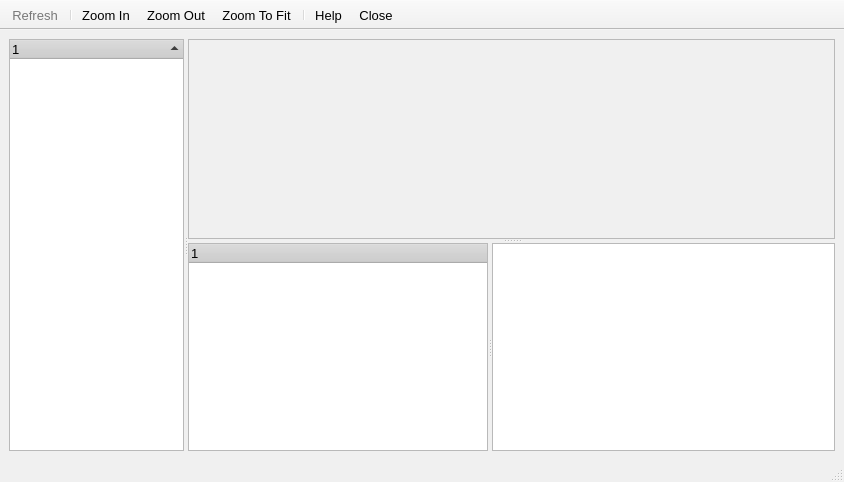
Above: src/gui/network/netviewer.ui from a-ilin/vidalia before the change. Below: the same form after it.
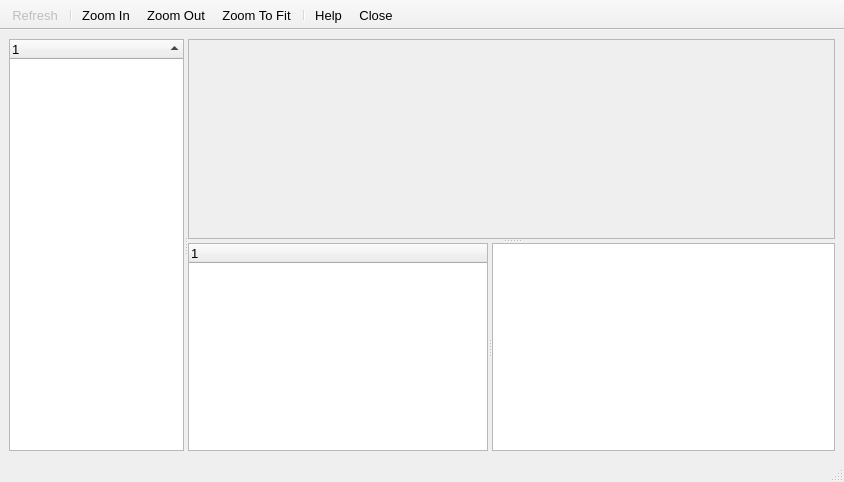
That is the form after the change. Icons and pictures are not drawn. Custom widgets are drawn as their Qt base class.

Commit message:
Remove the custom palette settings in all .ui files.
svn:r1925

Diff of the .ui file:
```diff
--- a/src/gui/network/netviewer.ui
+++ b/src/gui/network/netviewer.ui
@@ -20,271 +20,6 @@
     <verstretch>0</verstretch>
    </sizepolicy>
   </property>
-  <property name="palette" >
-   <palette>
-    <active>
-     <color>
-      <red>0</red>
-      <green>0</green>
-      <blue>0</blue>
-     </color>
-     <color>
-      <red>208</red>
-      <green>208</green>
-      <blue>208</blue>
-     </color>
-     <color>
-      <red>255</red>
-      <green>255</green>
-      <blue>255</blue>
-     </color>
-     <color>
-      <red>247</red>
-      <green>247</green>
-      <blue>247</blue>
-     </color>
-     <color>
-      <red>120</red>
-      <green>120</green>
-      <blue>120</blue>
-     </color>
-     <color>
-      <red>160</red>
-      <green>160</green>
-      <blue>160</blue>
-     </color>
-     <color>
-      <red>0</red>
-      <green>0</green>
-      <blue>0</blue>
-     </color>
-     <color>
-      <red>255</red>
-      <green>255</green>
-      <blue>255</blue>
-     </color>
-     <color>
-      <red>0</red>
-      <green>0</green>
-      <blue>0</blue>
-     </color>
-     <color>
-      <red>255</red>
-      <green>255</green>
-      <blue>255</blue>
-     </color>
-     <color>
-      <red>240</red>
-      <green>240</green>
-      <blue>240</blue>
-     </color>
-     <color>
-      <red>0</red>
-      <green>0</green>
-      <blue>0</blue>
-     </color>
-     <color>
-      <red>0</red>
-      <green>0</green>
-      <blue>128</blue>
-     </color>
-     <color>
-      <red>255</red>
-      <green>255</green>
-      <blue>255</blue>
-     </color>
-     <color>
-      <red>0</red>
-      <green>0</green>
-      <blue>255</blue>
-     </color>
-     <color>
-      <red>255</red>
-      <green>0</green>
-      <blue>255</blue>
-     </color>
-     <color>
-      <red>247</red>
-      <green>247</green>
-      <blue>247</blue>
-     </color>
-    </active>
-    <inactive>
-     <color>
-      <red>0</red>
-      <green>0</green>
-      <blue>0</blue>
-     </color>
-     <color>
-      <red>208</red>
-      <green>208</green>
-      <blue>208</blue>
-     </color>
-     <color>
-      <red>255</red>
-      <green>255</green>
-      <blue>255</blue>
-     </color>
-     <color>
-      <red>247</red>
-      <green>247</green>
-      <blue>247</blue>
-     </color>
-     <color>
-      <red>120</red>
-      <green>120</green>
-      <blue>120</blue>
-     </color>
-     <color>
-      <red>160</red>
-      <green>160</green>
-      <blue>160</blue>
-     </color>
-     <color>
-      <red>0</red>
-      <green>0</green>
-      <blue>0</blue>
-     </color>
-     <color>
-      <red>255</red>
-      <green>255</green>
-      <blue>255</blue>
-     </color>
-     <color>
-      <red>0</red>
-      <green>0</green>
-      <blue>0</blue>
-     </color>
-     <color>
-      <red>255</red>
-      <green>255</green>
-      <blue>255</blue>
-     </color>
-     <color>
-      <red>240</red>
-      <green>240</green>
-      <blue>240</blue>
-     </color>
-     <color>
-      <red>0</red>
-      <green>0</green>
-      <blue>0</blue>
-     </color>
-     <color>
-      <red>192</red>
-      <green>192</green>
-      <blue>192</blue>
-     </color>
-     <color>
-      <red>0</red>
-      <green>0</green>
-      <blue>0</blue>
-     </color>
-     <color>
-      <red>0</red>
-      <green>0</green>
-      <blue>255</blue>
-     </color>
-     <color>
-      <red>255</red>
-      <green>0</green>
-      <blue>255</blue>
-     </color>
-     <color>
-      <red>247</red>
-      <green>247</green>
-      <blue>247</blue>
-     </color>
-    </inactive>
-    <disabled>
-     <color>
-      <red>120</red>
-      <green>120</green>
-      <blue>120</blue>
-     </color>
-     <color>
-      <red>208</red>
-      <green>208</green>
-      <blue>208</blue>
-     </color>
-     <color>
-      <red>255</red>
-      <green>255</green>
-      <blue>255</blue>
-     </color>
-     <color>
-      <red>247</red>
-      <green>247</green>
-      <blue>247</blue>
-     </color>
-     <color>
-      <red>120</red>
-      <green>120</green>
-      <blue>120</blue>
-     </color>
-     <color>
-      <red>160</red>
-      <green>160</green>
-      <blue>160</blue>
-     </color>
-     <color>
-      <red>120</red>
-      <green>120</green>
-      <blue>120</blue>
-     </color>
-     <color>
-      <red>255</red>
-      <green>255</green>
-      <blue>255</blue>
-     </color>
-     <color>
-      <red>120</red>
-      <green>120</green>
-      <blue>120</blue>
-     </color>
-     <color>
-      <red>240</red>
-      <green>240</green>
-      <blue>240</blue>
-     </color>
-     <color>
-      <red>240</red>
-      <green>240</green>
-      <blue>240</blue>
-     </color>
-     <color>
-      <red>0</red>
-      <green>0</green>
-      <blue>0</blue>
-     </color>
-     <color>
-      <red>0</red>
-      <green>0</green>
-      <blue>128</blue>
-     </color>
-     <color>
-      <red>255</red>
-      <green>255</green>
-      <blue>255</blue>
-     </color>
-     <color>
-      <red>0</red>
-      <green>0</green>
-      <blue>255</blue>
-     </color>
-     <color>
-      <red>255</red>
-      <green>0</green>
-      <blue>255</blue>
-     </color>
-     <color>
-      <red>247</red>
-      <green>247</green>
-      <blue>247</blue>
-     </color>
-    </disabled>
-   </palette>
-  </property>
   <property name="font" >
    <font>
     <pointsize>10</pointsize>
```
The commit also changes 12 other files.
